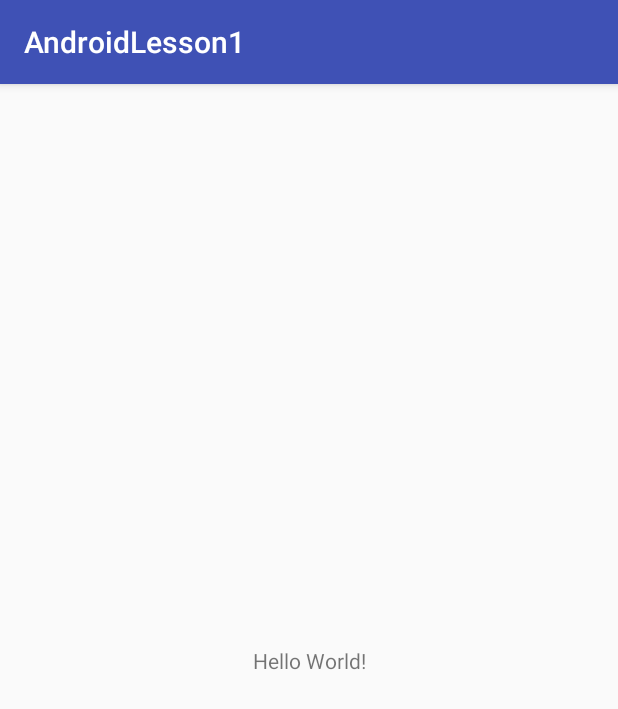
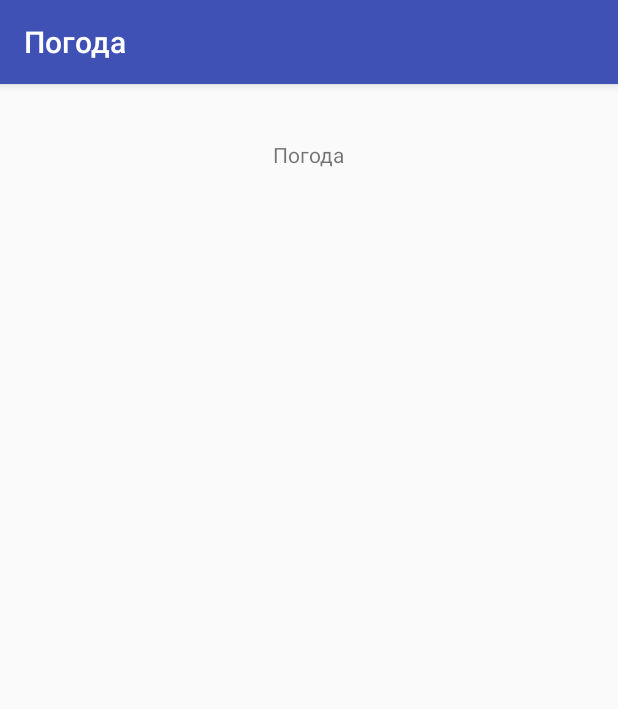
Before and after one commit to dmitry-bystrov/AndroidBase, an Android app: the screen it shows after launch (HelloActivity), on a phone screen of 412 x 824 dp. Shown: the top 709 px of the screen. Run offline under Robolectric (Android 15) with nearby library versions, the phone set to English and light mode, and no system bars.

Commit message:
home work 1

```diff
--- a/app/src/main/res/layout/activity_hello.xml
+++ b/app/src/main/res/layout/activity_hello.xml
@@ -9,10 +9,11 @@
     <TextView
         android:layout_width="wrap_content"
         android:layout_height="wrap_content"
-        android:text="Hello World!"
+        android:text="@string/weather_text"
         app:layout_constraintBottom_toBottomOf="parent"
         app:layout_constraintLeft_toLeftOf="parent"
         app:layout_constraintRight_toRightOf="parent"
-        app:layout_constraintTop_toTopOf="parent" />
+        app:layout_constraintTop_toTopOf="parent"
+        app:layout_constraintVertical_bias="0.05" />
 
 </android.support.constraint.ConstraintLayout>
--- a/app/src/main/res/values/strings.xml
+++ b/app/src/main/res/values/strings.xml
@@ -1,3 +1,4 @@
 <resources>
-    <string name="app_name">AndroidLesson1</string>
+    <string name="app_name">Погода</string>
+    <string name="weather_text">Погода</string>
 </resources>
```
